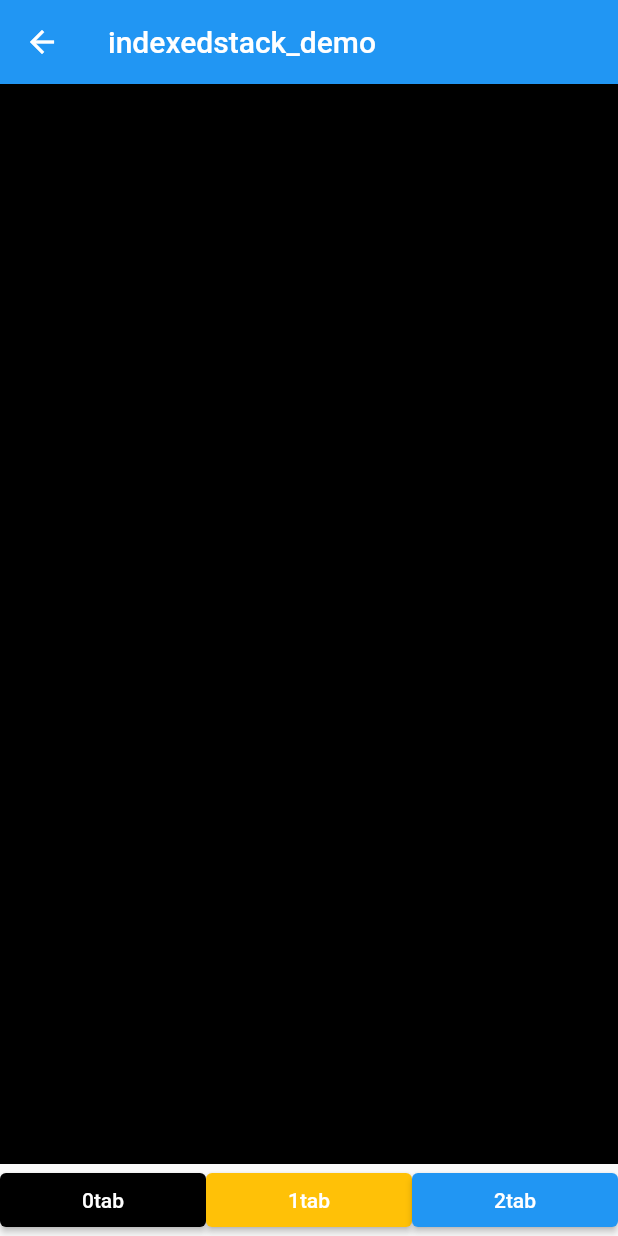
After one commit to moweiran/getxdemo, a Flutter app: the MyHomePage screen opened by its route, after a tap on "indexedstack_demo", on a phone screen of 412 x 824 dp. The commit adds this screen. Run offline on Flutter 3.47's test engine with Material 2 defaults, Android fonts, the phone set to English and light mode, and no system bars; drawn by our look-alikes of overlay_support; our stand-ins replace flutter_easyrefresh, flutter_swiper_null_safety, get; missing offline and left inert: super_tooltip.

Commit message:
add indextedstack demo add pageview demo

```diff
--- a/lib/main.dart
+++ b/lib/main.dart
@@ -6,6 +6,7 @@ import 'package:getxdemo/fourth.dart';
 import 'package:getxdemo/models/cart.dart';
 import 'package:getxdemo/models/catalog.dart';
 import 'package:getxdemo/pages/swiper_demo.dart';
+import 'package:getxdemo/route/route.dart';
 import 'package:getxdemo/screens/cart.dart';
 import 'package:getxdemo/screens/catalog.dart';
 import 'package:getxdemo/screens/easyrefhres_demo.dart';
@@ -51,58 +52,7 @@ class MyApp extends StatelessWidget {
           debugShowCheckedModeBanner: false,
           title: 'Flutter Demo',
           initialRoute: '/home',
-          getPages: [
-            //Simple GetPage
-            GetPage(
-                name: '/home',
-                page: () => const MyHomePage(title: 'Flutter Demo Home Page')),
-            // GetPage with custom transitions and bindings
-            GetPage(
-              name: '/second',
-              page: () => const SecondPage(),
-              // customTransition: SizeTransitions(),
-              // binding: SampleBind(),
-            ),
-            // GetPage with default transitions
-            GetPage(
-              name: '/fourth',
-              transition: Transition.cupertino,
-              page: () => HomeWidget(),
-            ),
-            GetPage(
-              name: '/overlay',
-              transition: Transition.cupertino,
-              page: () => const Example1(),
-            ),
-            GetPage(
-              name: '/target',
-              page: () => const TargetWidget(),
-            ),
-            GetPage(
-              name: '/catalog',
-              page: () => const MyCatalog(),
-            ),
-            GetPage(
-              name: '/cart',
-              page: () => const MyCart(),
-            ),
-            GetPage(
-              name: '/OverLayPage',
-              page: () => OverLayPage(),
-            ),
-            GetPage(
-              name: '/easyrefersh',
-              page: () => const EasyRefreshPage(),
-            ),
-            GetPage(
-              name: '/easyrefersh_demo',
-              page: () => const EasyRefreshDemo(),
-            ),
-            GetPage(
-              name: '/ExampleHorizontal',
-              page: () => ExampleHorizontal(),
-            ),
-          ],
+          getPages: DemoRoute.routes,
           theme: ThemeData(
             // This is the theme of your application.
             //
@@ -230,6 +180,14 @@ class _MyHomePageState extends State<MyHomePage> {
               child: const Text('goto ExampleHorizontal'),
             ),
             ElevatedButton(
+              onPressed: () => Get.toNamed('indexedstack_demo'),
+              child: const Text('indexedstack_demo'),
+            ),
+            ElevatedButton(
+              onPressed: () => Get.toNamed('PageViewDemo'),
+              child: const Text('PageViewDemo'),
+            ),
+            ElevatedButton(
                 onPressed: () {
                   // popup a toast.
                   // toast('Hello world!');
--- /dev/null
+++ b/lib/pages/indexedstack_demo.dart
@@ -0,0 +1,140 @@
+import 'package:flutter/material.dart';
+
+class IndexedStackDemo extends StatefulWidget {
+  const IndexedStackDemo({Key? key}) : super(key: key);
+
+  @override
+  _IndexedStackDemoState createState() => _IndexedStackDemoState();
+}
+
+class _IndexedStackDemoState extends State<IndexedStackDemo> {
+  late int _currentIndex;
+  late List<Widget> pages;
+  @override
+  void initState() {
+    _currentIndex = 0;
+    pages = const [
+      IndexedStackPage1(),
+      IndexedStackPage2(),
+      IndexedStackPage3(),
+    ];
+    super.initState();
+  }
+
+  @override
+  Widget build(BuildContext context) {
+    return Scaffold(
+      appBar: AppBar(
+        title: const Text('indexedstack_demo'),
+      ),
+      body: Column(
+        // crossAxisAlignment: CrossAxisAlignment.center,
+        children: [
+          Expanded(
+            child: IndexedStack(
+              index: _currentIndex,
+              sizing: StackFit.expand,
+              children: pages,
+            ),
+          ),
+          Row(
+            mainAxisAlignment: MainAxisAlignment.spaceEvenly,
+            // mainAxisSize: MainAxisSize.max,
+            children: [
+              Expanded(
+                child: ElevatedButton(
+                  style: ButtonStyle(
+                    backgroundColor:
+                        MaterialStateProperty.all<Color>(Colors.black),
+                  ),
+                  onPressed: () {
+                    _currentIndex = 0;
+                    setState(() {});
+                  },
+                  child: const Text("0tab"),
+                ),
+              ),
+              Expanded(
+                child: ElevatedButton(
+                  style: ButtonStyle(
+                    backgroundColor:
+                        MaterialStateProperty.all<Color>(Colors.amber),
+                  ),
+                  onPressed: () {
+                    _currentIndex = 1;
+                    setState(() {});
+                  },
+                  child: const Text("1tab"),
+                ),
+              ),
+              Expanded(
+                child: ElevatedButton(
+                  style: ButtonStyle(
+                    backgroundColor:
+                        MaterialStateProperty.all<Color>(Colors.blue),
+                  ),
+                  onPressed: () {
+                    _currentIndex = 2;
+                    setState(() {});
+                  },
+                  child: const Text("2tab"),
+                ),
+              ),
+            ],
+          )
+        ],
+      ),
+    );
+  }
+}
+
+class IndexedStackPage1 extends StatefulWidget {
+  const IndexedStackPage1({Key? key}) : super(key: key);
+
+  @override
+  _IndexedStackPage1State createState() => _IndexedStackPage1State();
+}
+
+class _IndexedStackPage1State extends State<IndexedStackPage1> {
+  @override
+  Widget build(BuildContext context) {
+    print('build page 1');
+    return Container(
+      color: Colors.black,
+    );
+  }
+}
+
+class IndexedStackPage2 extends StatefulWidget {
+  const IndexedStackPage2({Key? key}) : super(key: key);
+
+  @override
+  _IndexedStackPage2State createState() => _IndexedStackPage2State();
+}
+
+class _IndexedStackPage2State extends State<IndexedStackPage2> {
+  @override
+  Widget build(BuildContext context) {
+    print('build page 2');
+    return Container(
+      color: Colors.amber,
+    );
+  }
+}
+
+class IndexedStackPage3 extends StatefulWidget {
+  const IndexedStackPage3({Key? key}) : super(key: key);
+
+  @override
+  _IndexedStackPage3State createState() => _IndexedStackPage3State();
+}
+
+class _IndexedStackPage3State extends State<IndexedStackPage3> {
+  @override
+  Widget build(BuildContext context) {
+    print('build page 3');
+    return Container(
+      color: Colors.blue,
+    );
+  }
+}
--- /dev/null
+++ b/lib/route/route.dart
@@ -0,0 +1,77 @@
+import 'package:get/get.dart';
+import 'package:getxdemo/TargetWidget.dart';
+import 'package:getxdemo/example.dart';
+import 'package:getxdemo/fourth.dart';
+import 'package:getxdemo/main.dart';
+import 'package:getxdemo/pages/indexedstack_demo.dart';
+import 'package:getxdemo/pages/pageview_demo.dart';
+import 'package:getxdemo/pages/swiper_demo.dart';
+import 'package:getxdemo/screens/cart.dart';
+import 'package:getxdemo/screens/catalog.dart';
+import 'package:getxdemo/screens/easyrefhres_demo.dart';
+import 'package:getxdemo/screens/easyrefresh.dart';
+import 'package:getxdemo/screens/overlay_page.dart';
+import 'package:getxdemo/sencond.dart';
+
+class DemoRoute {
+  static List<GetPage> get routes => [
+        //Simple GetPage
+        GetPage(
+            name: '/home',
+            page: () => const MyHomePage(title: 'Flutter Demo Home Page')),
+        // GetPage with custom transitions and bindings
+        GetPage(
+          name: '/second',
+          page: () => const SecondPage(),
+          // customTransition: SizeTransitions(),
+          // binding: SampleBind(),
+        ),
+        // GetPage with default transitions
+        GetPage(
+          name: '/fourth',
+          transition: Transition.cupertino,
+          page: () => HomeWidget(),
+        ),
+        GetPage(
+          name: '/overlay',
+          transition: Transition.cupertino,
+          page: () => const Example1(),
+        ),
+        GetPage(
+          name: '/target',
+          page: () => const TargetWidget(),
+        ),
+        GetPage(
+          name: '/catalog',
+          page: () => const MyCatalog(),
+        ),
+        GetPage(
+          name: '/cart',
+          page: () => const MyCart(),
+        ),
+        GetPage(
+          name: '/OverLayPage',
+          page: () => OverLayPage(),
+        ),
+        GetPage(
+          name: '/easyrefersh',
+          page: () => const EasyRefreshPage(),
+        ),
+        GetPage(
+          name: '/easyrefersh_demo',
+          page: () => const EasyRefreshDemo(),
+        ),
+        GetPage(
+          name: '/ExampleHorizontal',
+          page: () => ExampleHorizontal(),
+        ),
+        GetPage(
+          name: '/indexedstack_demo',
+          page: () => IndexedStackDemo(),
+        ),
+        GetPage(
+          name: '/PageViewDemo',
+          page: () => PageViewDemo(),
+        ),
+      ];
+}
```
Also changed, not shown: lib/pages/pageview_demo.dart (added, +114 -0 lines).
